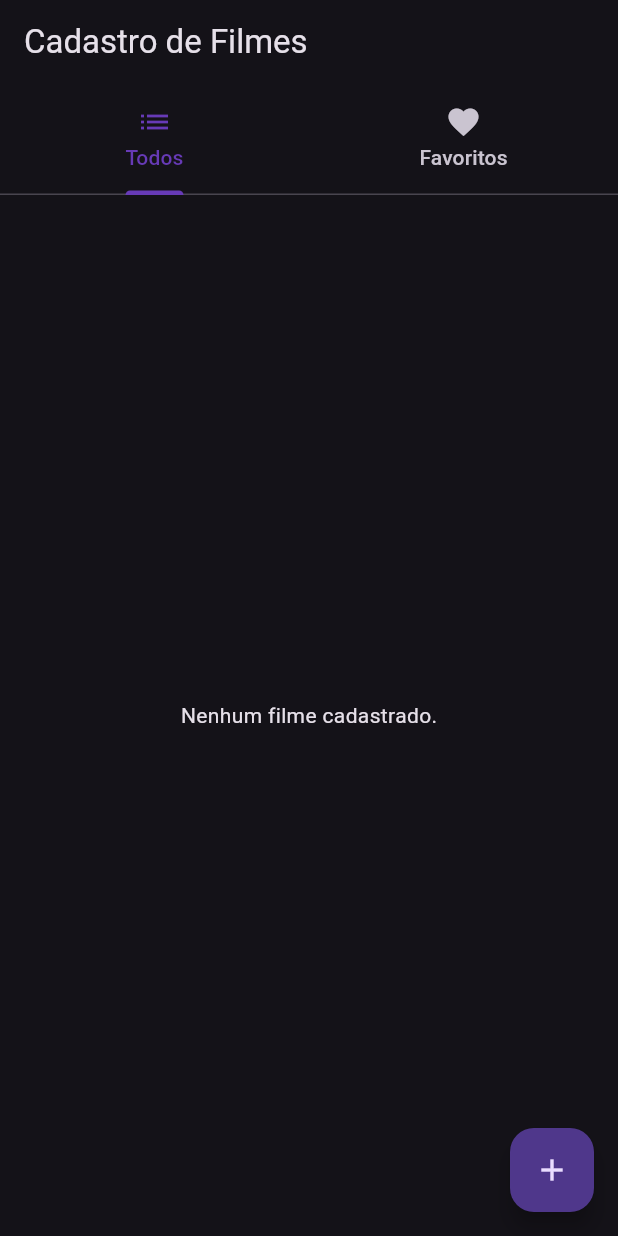
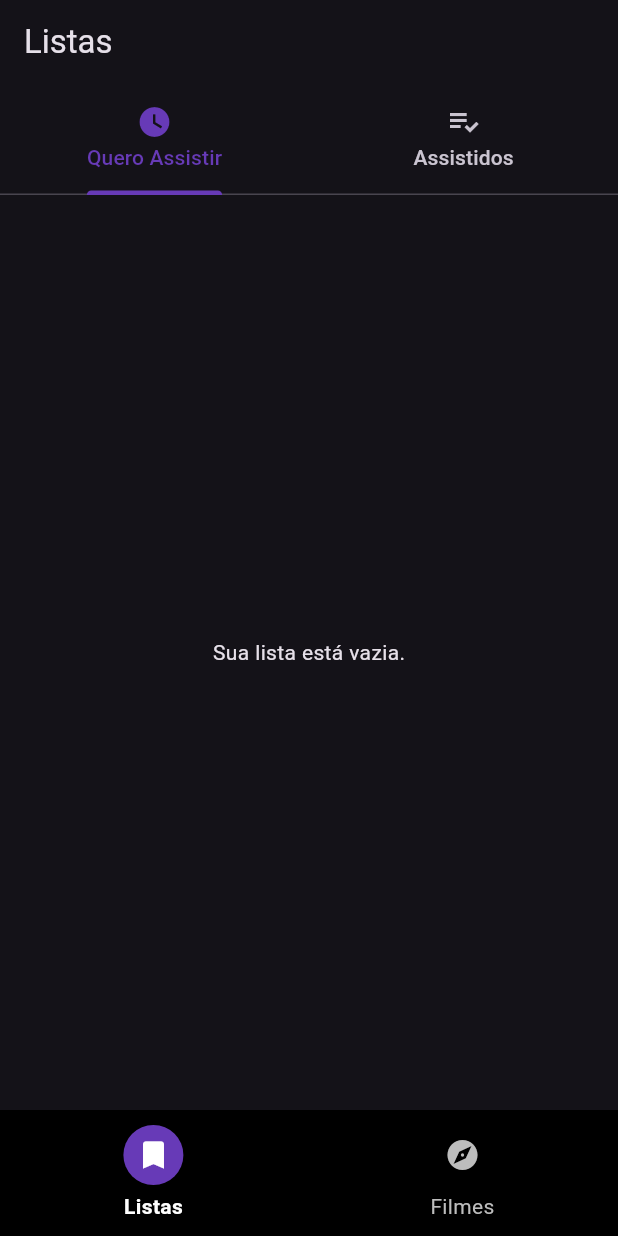
Before and after one commit to cassigui/app_filmes, a Flutter app: the screen it shows after launch, on a phone screen of 412 x 824 dp. Run offline on Flutter 3.47's test engine with Material 3 defaults, Android fonts, the phone set to English and light mode, and no system bars; our stand-ins replace image_picker.

Commit message:
Refatora arquitetura para MVVM

```diff
--- /dev/null
+++ b/lib/domain/models/library_movie.dart
@@ -0,0 +1,8 @@
+import 'package:projeto_flutter/domain/models/movie.dart';
+
+class LibraryMovie {
+  Movie movie;
+  bool isWatched;
+
+  LibraryMovie({required this.movie, this.isWatched = false});
+}
--- /dev/null
+++ b/lib/ui/view/home_view.dart
@@ -0,0 +1,38 @@
+import 'package:flutter/material.dart';
+import 'package:projeto_flutter/ui/view/libraries_view.dart';
+import 'package:projeto_flutter/ui/view/main_view.dart';
+import 'package:projeto_flutter/ui/widgets/bottom_nav_bar_widget.dart';
+
+class HomeView extends StatefulWidget {
+  const HomeView({super.key});
+
+  @override
+  State<HomeView> createState() => _HomeViewState();
+}
+
+class _HomeViewState extends State<HomeView> {
+  int _selectedIndex = 0;
+
+  final List<Widget> _pages = [
+    const LibrariesView(),
+    const MainView(),
+  ];
+
+  @override
+  Widget build(BuildContext context) {
+    return Scaffold(
+      body: IndexedStack(
+        index: _selectedIndex,
+        children: _pages,
+      ),
+      bottomNavigationBar: BottomNavBarWidget(
+        selectedIndex: _selectedIndex,
+        onItemSelected: (index) {
+          setState(() {
+            _selectedIndex = index;
+          });
+        },
+      ),
+    );
+  }
+}
--- /dev/null
+++ b/lib/ui/view/libraries_view.dart
@@ -0,0 +1,31 @@
+import 'package:flutter/material.dart';
+import 'package:projeto_flutter/ui/view/watch_list_view.dart';
+import 'package:projeto_flutter/ui/view/watched_movies_view.dart';
+
+class LibrariesView extends StatelessWidget {
+  const LibrariesView({super.key});
+
+  @override
+  Widget build(BuildContext context) {
+    return DefaultTabController(
+      length: 2,
+      child: Scaffold(
+        appBar: AppBar(
+          title: const Text('Listas'),
+          bottom: const TabBar(
+            tabs: [
+              Tab(icon: Icon(Icons.watch_later), text: 'Quero Assistir'),
+              Tab(icon: Icon(Icons.playlist_add_check), text: 'Assistidos'),
+            ],
+          ),
+        ),
+        body: const TabBarView(
+          children: [
+            WatchListView(),
+            WatchedMoviesListView(),
+          ],
+        ),
+      ),
+    );
+  }
+}
--- a/lib/ui/view/main_view.dart
+++ b/lib/ui/view/main_view.dart
@@ -1,6 +1,6 @@
 import 'package:flutter/material.dart';
 import 'package:projeto_flutter/ui/view/favorite_view.dart';
-import 'package:projeto_flutter/ui/view/movie_view.dart';
+import 'package:projeto_flutter/ui/view/movie_list_view.dart';
 
 class MainView extends StatelessWidget {
   const MainView({super.key});
@@ -21,7 +21,7 @@ class MainView extends StatelessWidget {
         ),
         body: const TabBarView(
           children: [
-            MovieView(),
+            MovieListPage(),
             FavoriteView(),
           ],
         ),
--- /dev/null
+++ b/lib/ui/view/watch_list_view.dart
@@ -0,0 +1,54 @@
+import 'package:flutter/material.dart';
+import 'package:projeto_flutter/ui/viewmodels/library_movie_view_model.dart';
+import 'package:provider/provider.dart';
+
+class WatchListView extends StatelessWidget {
+  const WatchListView({super.key});
+
+  @override
+  Widget build(BuildContext context) {
+    final movies =
+        context.watch<LibraryMovieRepositoryMemory>().unwatchedMovies;
+
+    return Scaffold(
+      body: movies.isEmpty
+          ? const Center(child: Text('Sua lista está vazia.'))
+          : ListView.builder(
+              itemCount: movies.length,
+              itemBuilder: (context, index) {
+                final libraryMovie = movies[index];
+                final movie = movies[index].movie;
+                return ListTile(
+                  leading: movie.image != null
+                      ? Image.file(movie.image!,
+                          width: 50, height: 50, fit: BoxFit.cover)
+                      : const Icon(Icons.movie),
+                  title: Text(movie.name),
+                  subtitle: Text('${movie.genre} - ${movie.year}'),
+                  trailing: Row(
+                    mainAxisSize: MainAxisSize.min,
+                    children: [
+                      IconButton(
+                        icon: const Icon(
+                          Icons.playlist_add_check,
+                        ),
+                        onPressed: () => context
+                            .read<LibraryMovieRepositoryMemory>()
+                            .toggleLibraryMovieWatchStatus(movie.id),
+                      ),
+                      IconButton(
+                        icon: const Icon(Icons.delete, color: Colors.red),
+                        onPressed: () {
+                          context
+                              .read<LibraryMovieRepositoryMemory>()
+                              .removeMovieFromLibrary(libraryMovie.movie.id);
+                        },
+                      ),
+                    ],
+                  ),
+                );
+              },
+            ),
+    );
+  }
+}
--- /dev/null
+++ b/lib/ui/viewmodels/library_movie_view_model.dart
@@ -0,0 +1,75 @@
+import 'dart:io';
+
+import 'package:flutter/material.dart';
+import 'package:projeto_flutter/domain/models/library_movie.dart';
+import 'package:projeto_flutter/domain/models/movie.dart';
+
+abstract class LibraryMovieViewModel extends ChangeNotifier {
+  List<LibraryMovie> get watchedMovies;
+  List<LibraryMovie> get unwatchedMovies;
+
+  bool checkMovieIsInLibrary(String movieId);
+  void addMovieToLibrary(Movie movie);
+  void updateMovieInfo(
+      String id, String name, String genre, String year, File? image);
+  void toggleLibraryMovieWatchStatus(String movieId);
+  void removeMovieFromLibrary(String movieId);
+}
+
+class LibraryMovieRepositoryMemory extends ChangeNotifier
+    implements LibraryMovieViewModel {
+  final List<LibraryMovie> _libraryMovies = [];
+
+  @override
+  List<LibraryMovie> get watchedMovies =>
+      _libraryMovies.where((m) => m.isWatched).toList();
+
+  @override
+  List<LibraryMovie> get unwatchedMovies =>
+      _libraryMovies.where((m) => !m.isWatched).toList();
+
+  @override
+  bool checkMovieIsInLibrary(String movieId) {
+    final index =
+        _libraryMovies.indexWhere((lMovie) => lMovie.movie.id == movieId);
+
+    return index != -1;
+  }
+
+  @override
+  void addMovieToLibrary(Movie movie) {
+    LibraryMovie libraryMovie = LibraryMovie(movie: movie);
+    _libraryMovies.add(libraryMovie);
+    notifyListeners();
+  }
+
+  @override
+  void updateMovieInfo(
+      String id, String name, String genre, String year, File? image) {
+    final index = _libraryMovies.indexWhere((lMovie) => lMovie.movie.id == id);
+    if (index != -1) {
+      final movie =
+          Movie(id: id, name: name, genre: genre, year: year, image: image);
+      _libraryMovies[index].movie = movie;
+      notifyListeners();
+    }
+  }
+
+  @override
+  void toggleLibraryMovieWatchStatus(String movieId) {
+    int index =
+        _libraryMovies.indexWhere((lMovie) => lMovie.movie.id == movieId);
+
+    if (index != -1) {
+      _libraryMovies[index].isWatched = !_libraryMovies[index].isWatched;
+      notifyListeners();
+    }
+  }
+
+  @override
+  void removeMovieFromLibrary(String movieId) {
+    _libraryMovies
+        .removeWhere((libraryMovie) => libraryMovie.movie.id == movieId);
+    notifyListeners();
+  }
+}
--- a/lib/ui/widgets/app_widget.dart
+++ b/lib/ui/widgets/app_widget.dart
@@ -1,5 +1,5 @@
 import 'package:flutter/material.dart';
-import 'package:projeto_flutter/ui/view/main_view.dart';
+import 'package:projeto_flutter/ui/view/home_view.dart';
 
 class AppWidget extends StatelessWidget {
   const AppWidget({super.key});
@@ -14,7 +14,7 @@ class AppWidget extends StatelessWidget {
               secondary: Colors.deepPurpleAccent,
             ),
       ),
-      home: const MainView(),
+      home: const HomeView(),
     );
   }
 }
--- /dev/null
+++ b/lib/ui/widgets/bottom_nav_bar_widget.dart
@@ -0,0 +1,60 @@
+import 'package:flutter/material.dart';
+
+class BottomNavBarWidget extends StatelessWidget {
+  final int selectedIndex;
+  final ValueChanged<int> onItemSelected;
+  const BottomNavBarWidget(
+      {super.key, this.selectedIndex = 0, required this.onItemSelected});
+
+  static const List<IconData> _icons = [
+    Icons.bookmark, // Listas
+    Icons.explore, // Filmes
+  ];
+
+  static const List<String> _labels = [
+    'Listas',
+    'Filmes',
+  ];
+
+  @override
+  Widget build(BuildContext context) {
+    return Container(
+      color: Colors.black,
+      padding: const EdgeInsets.symmetric(vertical: 10),
+      child: Row(
+        mainAxisAlignment: MainAxisAlignment.spaceAround,
+        children: List.generate(_icons.length, (index) {
+          final isSelected = selectedIndex == index;
+          return GestureDetector(
+            onTap: () => onItemSelected(index),
+            child: Column(
+              mainAxisSize: MainAxisSize.min,
+              children: [
+                Container(
+                  padding: const EdgeInsets.all(8),
+                  decoration: BoxDecoration(
+                    color: isSelected ? Colors.deepPurple : Colors.transparent,
+                    shape: BoxShape.circle,
+                  ),
+                  child: Icon(
+                    _icons[index],
+                    color: isSelected ? Colors.white : Colors.grey.shade400,
+                  ),
+                ),
+                const SizedBox(height: 4),
+                Text(
+                  _labels[index],
+                  style: TextStyle(
+                    color: isSelected ? Colors.white : Colors.grey.shade400,
+                    fontWeight:
+                        isSelected ? FontWeight.bold : FontWeight.normal,
+                  ),
+                ),
+              ],
+            ),
+          );
+        }),
+      ),
+    );
+  }
+}
```
Also changed, not shown: lib/main.dart (+7 -2 lines), lib/ui/view/movie_list_view.dart (renamed from lib/ui/view/movie_view.dart, +44 -2 lines), lib/ui/view/watched_movies_view.dart (added, +53 -0 lines).
